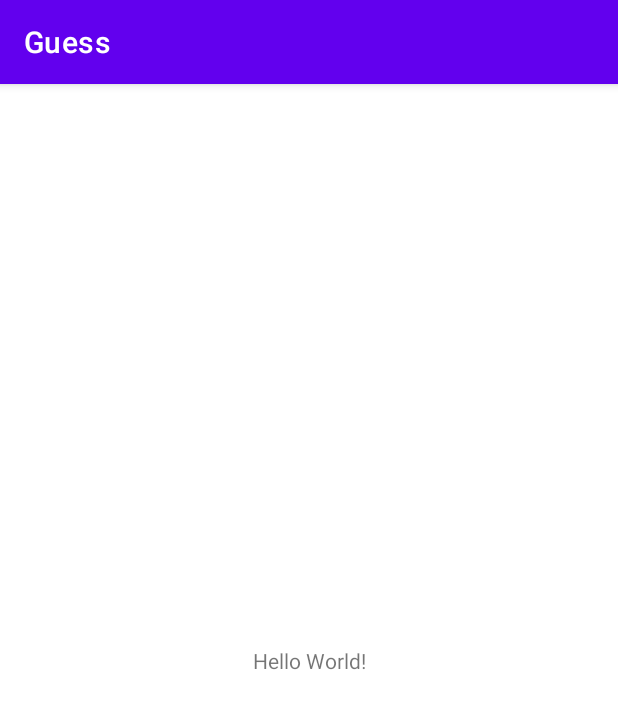
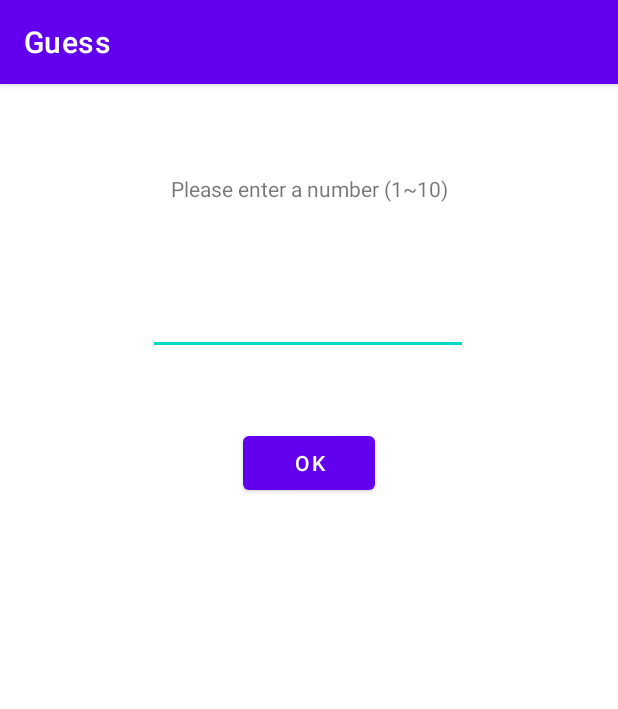
Before and after one commit to BilWen/Guess, an Android app: the screen it shows after launch (MainActivity), on a phone screen of 412 x 824 dp. Shown: the top 709 px of the screen. Run offline under Robolectric (Android 15) with nearby library versions, the phone set to English and light mode, and no system bars.

Commit message:
function design, toast, dialog

```diff
--- a/app/build.gradle
+++ b/app/build.gradle
@@ -1,6 +1,7 @@
 plugins {
     id 'com.android.application'
     id 'kotlin-android'
+    id 'kotlin-android-extensions'
 }
 
 android {
--- a/app/src/main/res/layout/activity_main.xml
+++ b/app/src/main/res/layout/activity_main.xml
@@ -7,13 +7,35 @@
     tools:context=".MainActivity">
 
     <TextView
-        android:id="@+id/hello_main"
+        android:id="@+id/textView3"
         android:layout_width="wrap_content"
         android:layout_height="wrap_content"
-        android:text="Hello World!"
-        app:layout_constraintBottom_toBottomOf="parent"
-        app:layout_constraintLeft_toLeftOf="parent"
-        app:layout_constraintRight_toRightOf="parent"
+        android:layout_marginTop="60dp"
+        android:text="Please enter a number (1~10)"
+        app:layout_constraintEnd_toEndOf="parent"
+        app:layout_constraintStart_toStartOf="parent"
         app:layout_constraintTop_toTopOf="parent" />
 
+    <EditText
+        android:id="@+id/number"
+        android:layout_width="wrap_content"
+        android:layout_height="wrap_content"
+        android:layout_marginTop="56dp"
+        android:ems="10"
+        android:inputType="numberDecimal"
+        app:layout_constraintEnd_toEndOf="parent"
+        app:layout_constraintHorizontal_bias="0.497"
+        app:layout_constraintStart_toStartOf="parent"
+        app:layout_constraintTop_toBottomOf="@+id/textView3" />
+
+    <Button
+        android:id="@+id/ok_button"
+        android:layout_width="wrap_content"
+        android:layout_height="wrap_content"
+        android:layout_marginTop="48dp"
+        android:onClick="check"
+        android:text="OK"
+        app:layout_constraintEnd_toEndOf="parent"
+        app:layout_constraintStart_toStartOf="parent"
+        app:layout_constraintTop_toBottomOf="@+id/number" />
 </androidx.constraintlayout.widget.ConstraintLayout>
```
Also changed, not shown: app/src/main/java/com/example/guess/MainActivity.kt (+27 -0 lines), app/src/main/java/com/example/guess/SecretNumber.kt (added, +19 -0 lines), app/src/main/res/layout/linear_main.xml (added, +31 -0 lines), gradle/wrapper/gradle-wrapper.properties.
